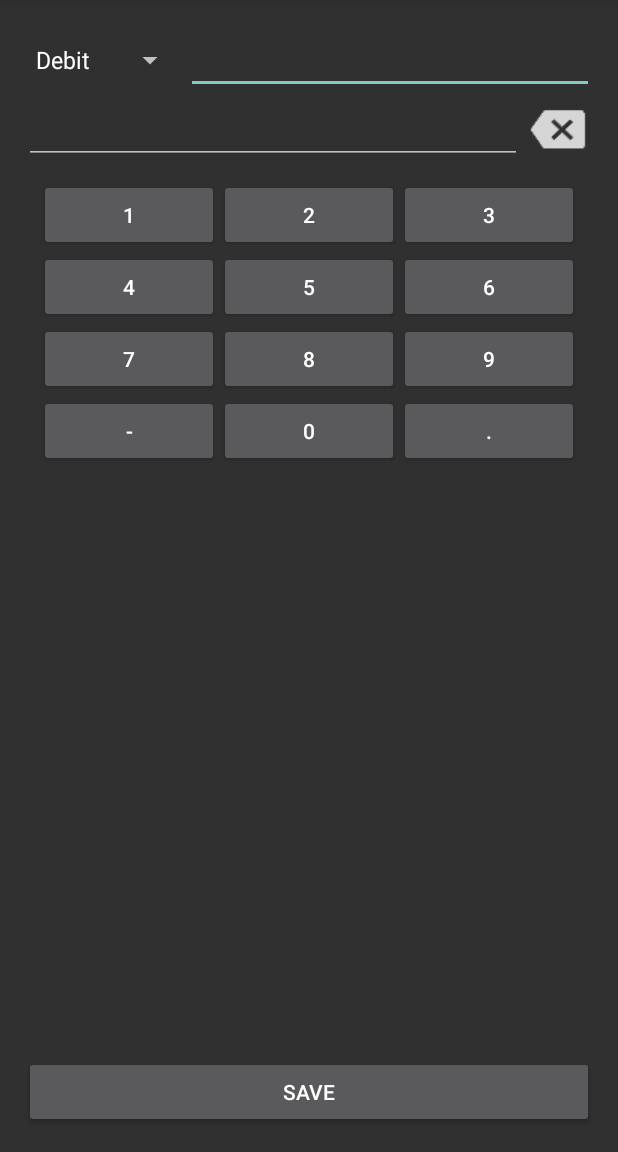
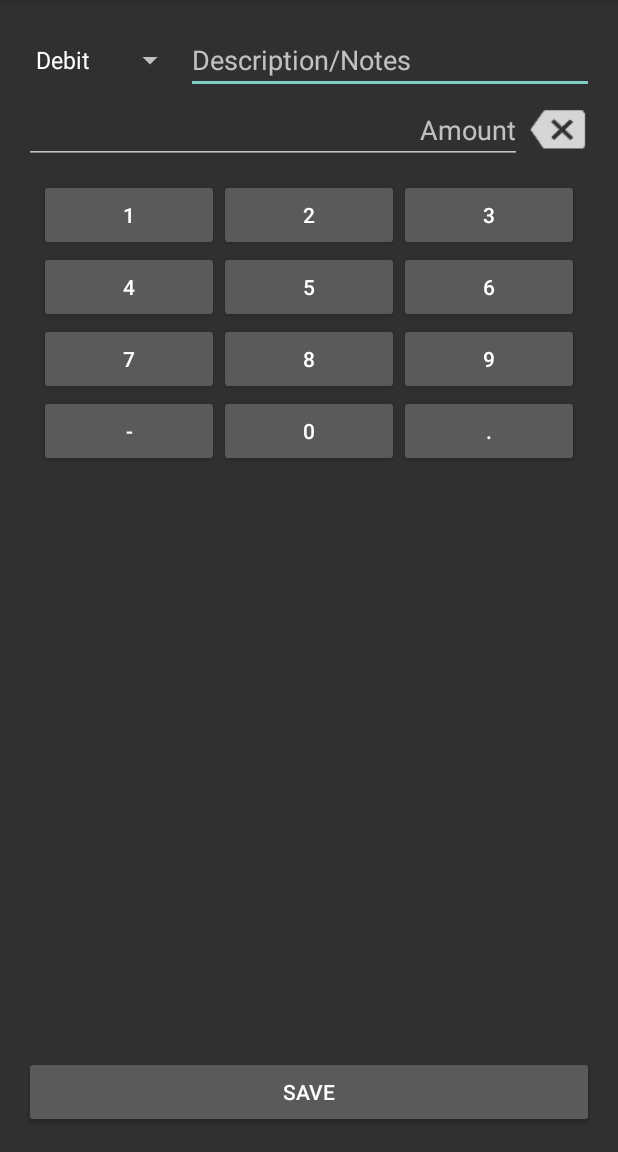
Before and after one commit to vishwasmdamle/QuickNote, an Android app: the screen it shows after launch (Exp), on a phone screen of 412 x 824 dp, the part 84-1236 px from its top. Run offline under Robolectric (Android 15) with nearby library versions, the phone set to English and light mode, and no system bars.

Commit message:
QuickNote : Placeholders for textviews.

```diff
--- a/app/src/main/res/layout/activity_exp.xml
+++ b/app/src/main/res/layout/activity_exp.xml
@@ -28,7 +28,8 @@
             android:layout_height="wrap_content"
             android:id="@+id/description"
             android:layout_centerVertical="true"
-            android:layout_toRightOf="@+id/expenseType"
+            android:hint="@string/descriptionHint"
+            android:layout_toEndOf="@+id/expenseType"
             android:layout_alignParentRight="true"
             android:layout_alignParentEnd="true" />
 
@@ -56,7 +57,8 @@
             android:layout_toLeftOf="@+id/backspace"
             android:layout_toStartOf="@+id/backspace"
             android:textAlignment="gravity"
-            android:gravity="right" />
+            android:gravity="end"
+            android:hint="@string/amountHint" />
 
 
         <GridView
--- a/app/src/main/res/values/strings.xml
+++ b/app/src/main/res/values/strings.xml
@@ -24,6 +24,9 @@
     <string name="ButtonYes">Yes</string>
     <string name="ButtonCancel">Cancel</string>
     <string name="ButtonNo">No</string>
+
+    <string name="descriptionHint">Description/Notes</string>
+    <string name="amountHint">Amount</string>
 
     <string name="Save">Save</string>
     <string name="Export">Export Document</string>
```
